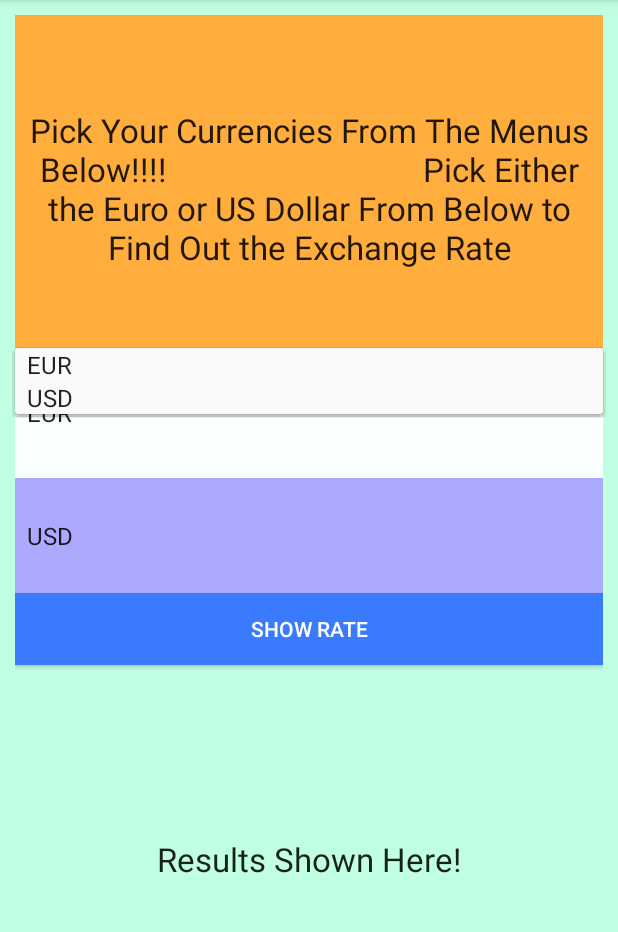
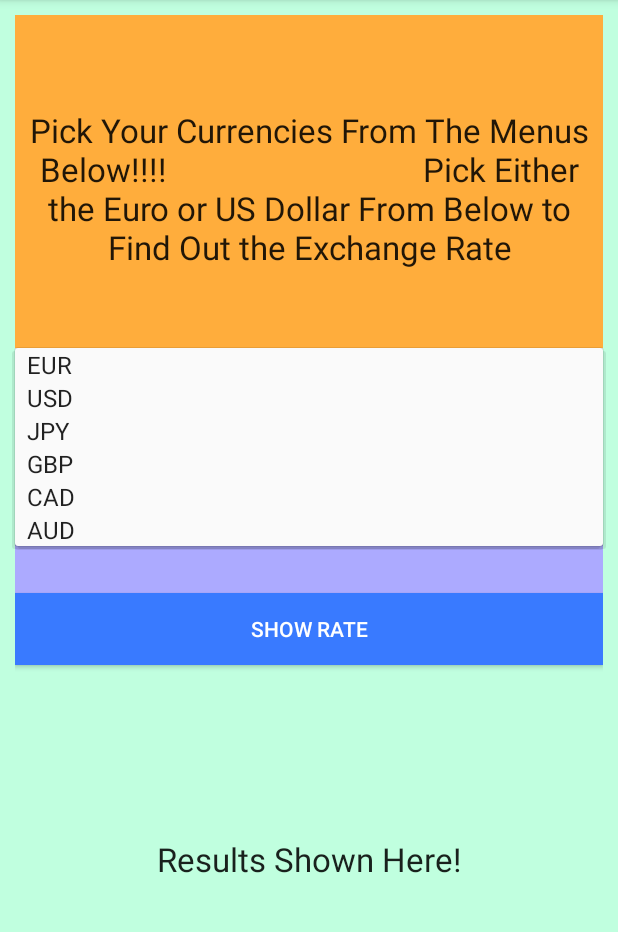
Before and after one commit to rootulp/school, an Android app: the screen it shows after launch (MainActivity), after a tap on "EUR", on a phone screen of 412 x 824 dp, the part 84-1016 px from its top. Run offline under Robolectric (Android 15) with nearby library versions, the light colour scheme and no system bars.

Commit message:
Add more languages and reconfig website scraping
Last minute changes before demo
Needed to reconfig how app scraped from currency website

```diff
--- a/mobile_apps/assignment5_rootulp/CurrencyConverter/app/src/main/java/com/rootulp/currencyconverter/MainActivity.java
+++ b/mobile_apps/assignment5_rootulp/CurrencyConverter/app/src/main/java/com/rootulp/currencyconverter/MainActivity.java
@@ -40,10 +40,10 @@ public class MainActivity extends ActionBarActivity {
         super.onCreate(savedInstanceState);
         setContentView(R.layout.activity_main);
         this.SpinnerTo = new String[] {
-                "EUR", "USD"};
+                "EUR", "USD", "JPY", "GBP", "CAD", "AUD"};
 
         this.SpinnerFrom = new String[] {
-                "USD", "EUR" };
+                "USD", "EUR", "JPY", "GBP", "CAD", "AUD"};
 
         Spinner s = (Spinner) findViewById(R.id.spinnerto);
         ArrayAdapter<String> adapter = new ArrayAdapter<>(this,android.R.layout.simple_spinner_item, SpinnerTo);
@@ -108,7 +108,7 @@ public class MainActivity extends ActionBarActivity {
                                 url.openStream()));
                 String inputLine;
                 while ((inputLine = in.readLine()) != null) {
-                    if (inputLine.contains("results") ) {//find city
+                    if (inputLine.contains( CurrencyFrom + " to " + CurrencyTo + " Exchange Rate") ) {//find city
 //                        inputLine = in.readLine(); //originally had this but
 //                                                      realized it actually skipped a line in the debugger
                         Matcher m = tPattern.matcher(inputLine);
```
